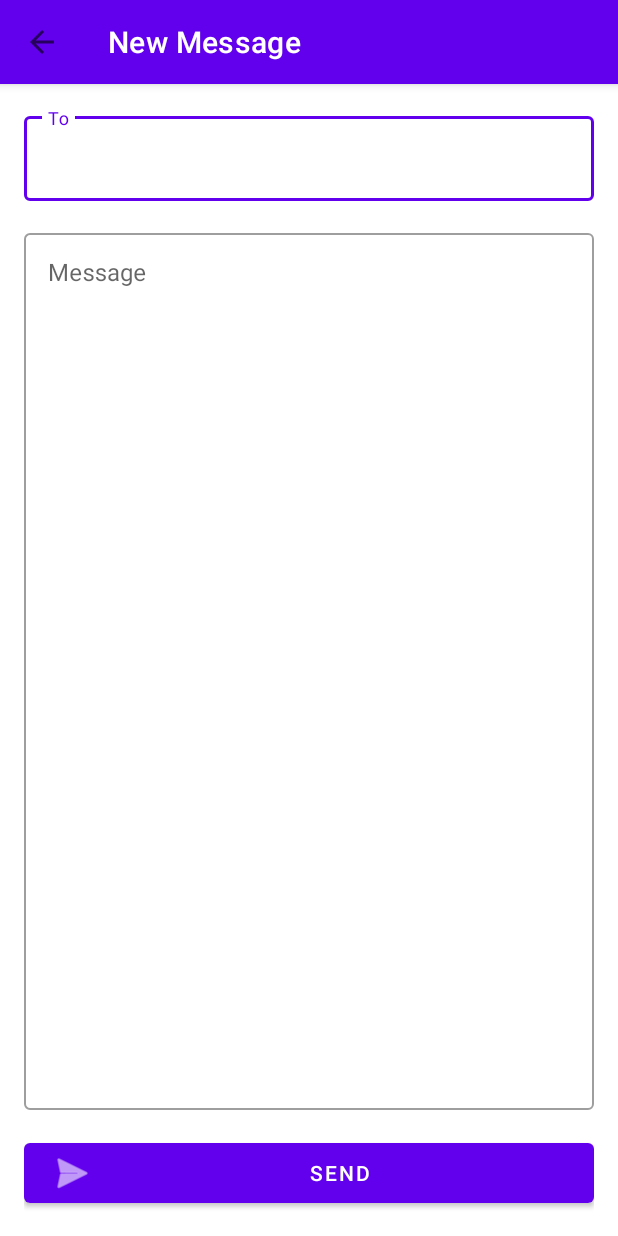
After one commit to virendersk/SmsViewer, an Android app: the ComposeActivity screen opened directly, with no data from a screen before it, on a phone screen of 412 x 824 dp. The commit adds this screen. Run offline under Robolectric (Android 15) with nearby library versions, the phone set to English and light mode, and no system bars.

Commit message:
send sms

```diff
--- a/app/src/main/AndroidManifest.xml
+++ b/app/src/main/AndroidManifest.xml
@@ -4,6 +4,7 @@
 
     <uses-permission android:name="android.permission.READ_SMS"/>
     <uses-permission android:name="android.permission.RECEIVE_SMS"/>
+    <uses-permission android:name="android.permission.SEND_SMS"/>
     <uses-permission android:name="android.permission.READ_CONTACTS"/>
 
     <application
@@ -28,6 +29,10 @@
         <activity
             android:name=".SmsDetailActivity"
             android:exported="false"/>
+        <activity
+            android:name=".ComposeActivity"
+            android:exported="false"
+            android:windowSoftInputMode="adjustResize"/>
     </application>
 
 </manifest>
--- /dev/null
+++ b/app/src/main/java/com/example/smsviewer/ComposeActivity.kt
@@ -0,0 +1,80 @@
+package com.example.smsviewer
+
+import android.content.Context
+import android.content.Intent
+import android.os.Bundle
+import android.telephony.SmsManager
+import android.widget.Toast
+import androidx.appcompat.app.AppCompatActivity
+import com.google.android.material.appbar.MaterialToolbar
+import com.google.android.material.button.MaterialButton
+import com.google.android.material.textfield.TextInputEditText
+
+class ComposeActivity : AppCompatActivity() {
+    private lateinit var recipientEditText: TextInputEditText
+    private lateinit var messageEditText: TextInputEditText
+    private lateinit var sendButton: MaterialButton
+
+    companion object {
+        private const val EXTRA_RECIPIENT = "extra_recipient"
+        private const val EXTRA_RECIPIENT_NAME = "extra_recipient_name"
+
+        fun createIntent(context: Context, recipient: String? = null, recipientName: String? = null): Intent {
+            return Intent(context, ComposeActivity::class.java).apply {
+                putExtra(EXTRA_RECIPIENT, recipient)
+                putExtra(EXTRA_RECIPIENT_NAME, recipientName)
+            }
+        }
+    }
+
+    override fun onCreate(savedInstanceState: Bundle?) {
+        super.onCreate(savedInstanceState)
+        setContentView(R.layout.activity_compose)
+
+        val toolbar: MaterialToolbar = findViewById(R.id.composeToolbar)
+        setSupportActionBar(toolbar)
+        supportActionBar?.setDisplayHomeAsUpEnabled(true)
+        toolbar.setNavigationOnClickListener { onBackPressed() }
+
+        recipientEditText = findViewById(R.id.recipientEditText)
+        messageEditText = findViewById(R.id.messageEditText)
+        sendButton = findViewById(R.id.sendButton)
+
+        // Pre-fill recipient if provided
+        intent.getStringExtra(EXTRA_RECIPIENT)?.let { recipient ->
+            recipientEditText.setText(recipient)
+            val recipientName = intent.getStringExtra(EXTRA_RECIPIENT_NAME)
+            if (recipientName != null) {
+                recipientEditText.hint = recipientName
+            }
+        }
+
+        sendButton.setOnClickListener {
+            sendMessage()
+        }
+    }
+
+    private fun sendMessage() {
+        val recipient = recipientEditText.text?.toString()
+        val message = messageEditText.text?.toString()
+
+        if (recipient.isNullOrBlank()) {
+            recipientEditText.error = "Please enter a recipient"
+            return
+        }
+
+        if (message.isNullOrBlank()) {
+            messageEditText.error = "Please enter a message"
+            return
+        }
+
+        try {
+            val smsManager = SmsManager.getDefault()
+            smsManager.sendTextMessage(recipient, null, message, null, null)
+            Toast.makeText(this, "Message sent", Toast.LENGTH_SHORT).show()
+            finish()
+        } catch (e: Exception) {
+            Toast.makeText(this, "Failed to send message: ${e.message}", Toast.LENGTH_LONG).show()
+        }
+    }
+}
--- a/app/src/main/java/com/example/smsviewer/SmsDetailActivity.kt
+++ b/app/src/main/java/com/example/smsviewer/SmsDetailActivity.kt
@@ -71,6 +71,10 @@ class SmsDetailActivity : AppCompatActivity() {
                 copyMessageToClipboard()
                 true
             }
+            R.id.action_reply -> {
+                startActivity(ComposeActivity.createIntent(this, sender, contactName))
+                true
+            }
             else -> super.onOptionsItemSelected(item)
         }
     }
--- /dev/null
+++ b/app/src/main/res/layout/activity_compose.xml
@@ -0,0 +1,72 @@
+<?xml version="1.0" encoding="utf-8"?>
+<androidx.coordinatorlayout.widget.CoordinatorLayout
+    xmlns:android="http://schemas.android.com/apk/res/android"
+    xmlns:app="http://schemas.android.com/apk/res-auto"
+    android:layout_width="match_parent"
+    android:layout_height="match_parent">
+
+    <com.google.android.material.appbar.AppBarLayout
+        android:layout_width="match_parent"
+        android:layout_height="wrap_content">
+
+        <com.google.android.material.appbar.MaterialToolbar
+            android:id="@+id/composeToolbar"
+            android:layout_width="match_parent"
+            android:layout_height="?attr/actionBarSize"
+            android:background="?attr/colorPrimary"
+            app:title="New Message"
+            app:titleTextColor="@android:color/white"/>
+
+    </com.google.android.material.appbar.AppBarLayout>
+
+    <LinearLayout
+        android:layout_width="match_parent"
+        android:layout_height="match_parent"
+        android:orientation="vertical"
+        android:padding="16dp"
+        app:layout_behavior="@string/appbar_scrolling_view_behavior">
+
+        <com.google.android.material.textfield.TextInputLayout
+            android:layout_width="match_parent"
+            android:layout_height="wrap_content"
+            android:hint="To"
+            style="@style/Widget.MaterialComponents.TextInputLayout.OutlinedBox">
+
+            <com.google.android.material.textfield.TextInputEditText
+                android:id="@+id/recipientEditText"
+                android:layout_width="match_parent"
+                android:layout_height="wrap_content"
+                android:inputType="phone"
+                android:maxLines="1"/>
+
+        </com.google.android.material.textfield.TextInputLayout>
+
+        <com.google.android.material.textfield.TextInputLayout
+            android:layout_width="match_parent"
+            android:layout_height="0dp"
+            android:layout_weight="1"
+            android:layout_marginTop="16dp"
+            android:hint="Message"
+            style="@style/Widget.MaterialComponents.TextInputLayout.OutlinedBox">
+
+            <com.google.android.material.textfield.TextInputEditText
+                android:id="@+id/messageEditText"
+                android:layout_width="match_parent"
+                android:layout_height="match_parent"
+                android:gravity="top"
+                android:inputType="textMultiLine"/>
+
+        </com.google.android.material.textfield.TextInputLayout>
+
+        <com.google.android.material.button.MaterialButton
+            android:id="@+id/sendButton"
+            android:layout_width="match_parent"
+            android:layout_height="wrap_content"
+            android:layout_marginTop="16dp"
+            android:text="Send"
+            android:textColor="@android:color/white"
+            app:icon="@android:drawable/ic_menu_send"/>
+
+    </LinearLayout>
+
+</androidx.coordinatorlayout.widget.CoordinatorLayout>
--- a/app/src/main/res/menu/detail_menu.xml
+++ b/app/src/main/res/menu/detail_menu.xml
@@ -1,6 +1,11 @@
 <?xml version="1.0" encoding="utf-8"?>
 <menu xmlns:android="http://schemas.android.com/apk/res/android"
     xmlns:app="http://schemas.android.com/apk/res-auto">
+    <item
+        android:id="@+id/action_reply"
+        android:icon="@android:drawable/ic_menu_send"
+        android:title="Reply"
+        app:showAsAction="ifRoom"/>
     <item
         android:id="@+id/action_copy"
         android:icon="@android:drawable/ic_menu_save"
```
Also changed, not shown: app/src/main/java/com/example/smsviewer/MainActivity.kt (+11 -0 lines), app/src/main/res/layout/activity_main.xml (+9 -0 lines).
